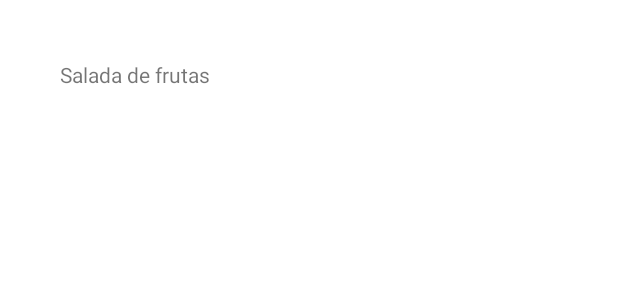
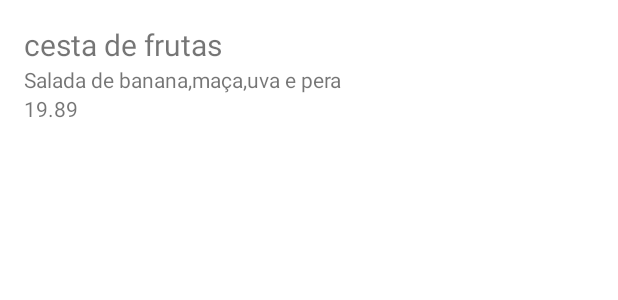
Before and after one commit to ruan-silva1/Aplica-o-android, an Android app: the layout activity_main.xml on its own in the app's theme, with its tools: preview values and no code run, on a phone screen of 412 x 824 dp. Shown: the top 300 px of the screen. Run offline under Robolectric (Android 15) with nearby library versions, the phone set to English and light mode, and no system bars.

Commit message:
adicionando margin,atributos e id as views

```diff
--- a/app/src/main/res/layout/activity_main.xml
+++ b/app/src/main/res/layout/activity_main.xml
@@ -4,15 +4,33 @@
     xmlns:tools="http://schemas.android.com/tools"
     android:layout_width="match_parent"
     android:layout_height="match_parent"
-    android:rotationX="0">
+    android:rotationX="0"
+    android:layout_margin="16dp"
+    >
 
     <TextView
-        android:id="@+id/textView"
-        android:layout_width="wrap_content"
+        android:id="@+id/titulo"
+        android:layout_width="match_parent"
         android:layout_height="wrap_content"
-        android:layout_marginStart="40dp"
-        android:layout_marginTop="40dp"
+        tools:text="cesta de frutas"
+        android:textSize="20sp"
         android:text="Salada de frutas"
         app:layout_constraintStart_toStartOf="parent"
         app:layout_constraintTop_toTopOf="parent" />
+
+    <TextView
+        android:id="@+id/descricao"
+        android:layout_width="match_parent"
+        android:layout_height="wrap_content"
+        android:text="Salada de banana,maça,uva e pera"
+        app:layout_constraintTop_toBottomOf="@+id/titulo" />
+
+
+    <TextView
+    android:id="@+id/preco"
+    android:layout_width="match_parent"
+    android:layout_height="wrap_content"
+    android:text="19.89"
+    app:layout_constraintTop_toBottomOf="@+id/descricao"/>
+
 </androidx.constraintlayout.widget.ConstraintLayout>
```
